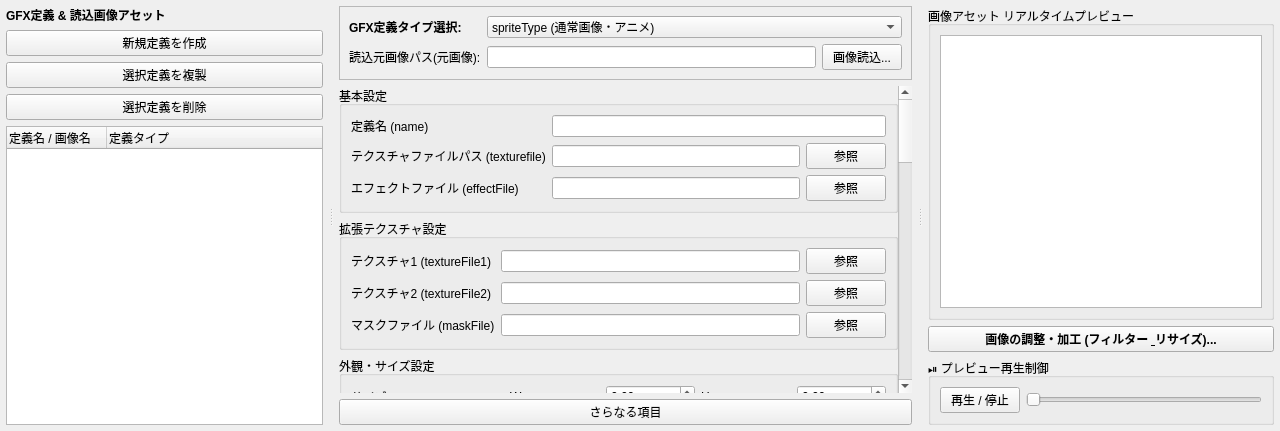
Old version of the form plugins/hoi4/interface/gfx_editor.ui in the repository Ikumyon/PDX-Mod-Studio.
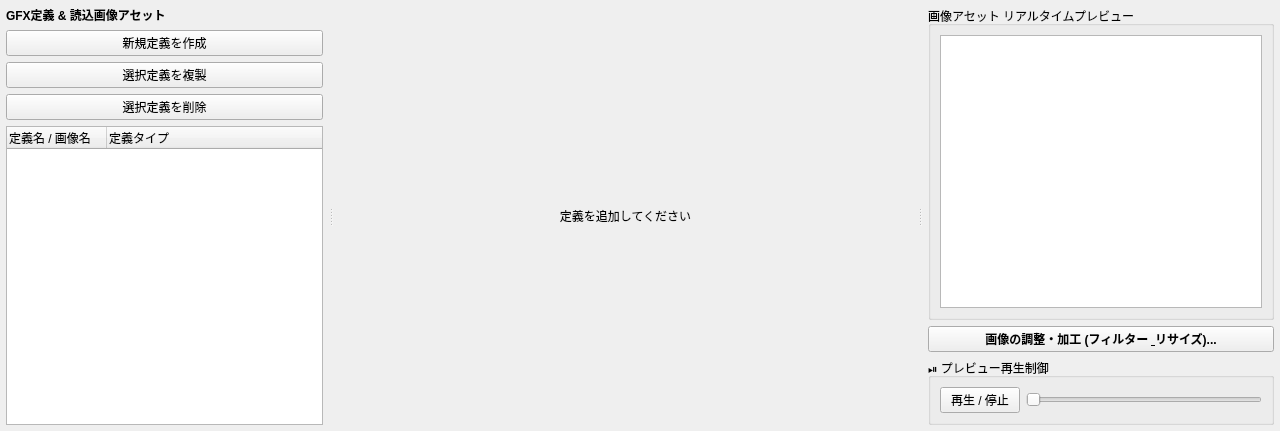
New version of the form. The open tabs and pages were chosen to show the change.

```diff
--- a/plugins/hoi4/interface/gfx_editor.ui
+++ b/plugins/hoi4/interface/gfx_editor.ui
@@ -115,13 +115,17 @@
        </item>
       </layout>
      </widget>
-     <widget class="QWidget" name="widgetCenterPane">
+     <widget class="QStackedWidget" name="widgetCenterPane">
       <property name="minimumSize">
        <size>
         <width>400</width>
         <height>0</height>
        </size>
       </property>
+      <property name="currentIndex">
+       <number>0</number>
+      </property>
+      <widget class="QWidget" name="pageCenterEditor">
       <layout class="QVBoxLayout" name="layoutCenterPane">
        <property name="leftMargin">
         <number>6</number>
@@ -1041,6 +1045,36 @@
         </layout>
        </item>
       </layout>
+      </widget>
+      <widget class="QWidget" name="pageCenterPlaceholder">
+       <layout class="QVBoxLayout" name="layoutCenterPlaceholder">
+        <property name="leftMargin">
+         <number>6</number>
+        </property>
+        <property name="topMargin">
+         <number>6</number>
+        </property>
+        <property name="rightMargin">
+         <number>6</number>
+        </property>
+        <property name="bottomMargin">
+         <number>6</number>
+        </property>
+        <item>
+         <widget class="QLabel" name="lblCenterPlaceholder">
+          <property name="text">
+           <string>定義を追加してください</string>
+          </property>
+          <property name="alignment">
+           <set>Qt::AlignmentFlag::AlignCenter</set>
+          </property>
+          <property name="wordWrap">
+           <bool>true</bool>
+          </property>
+         </widget>
+        </item>
+       </layout>
+      </widget>
      </widget>
      <widget class="QWidget" name="widgetRightPane">
       <property name="minimumSize">
```
Lines whose indentation alone changed are shown as unchanged.
